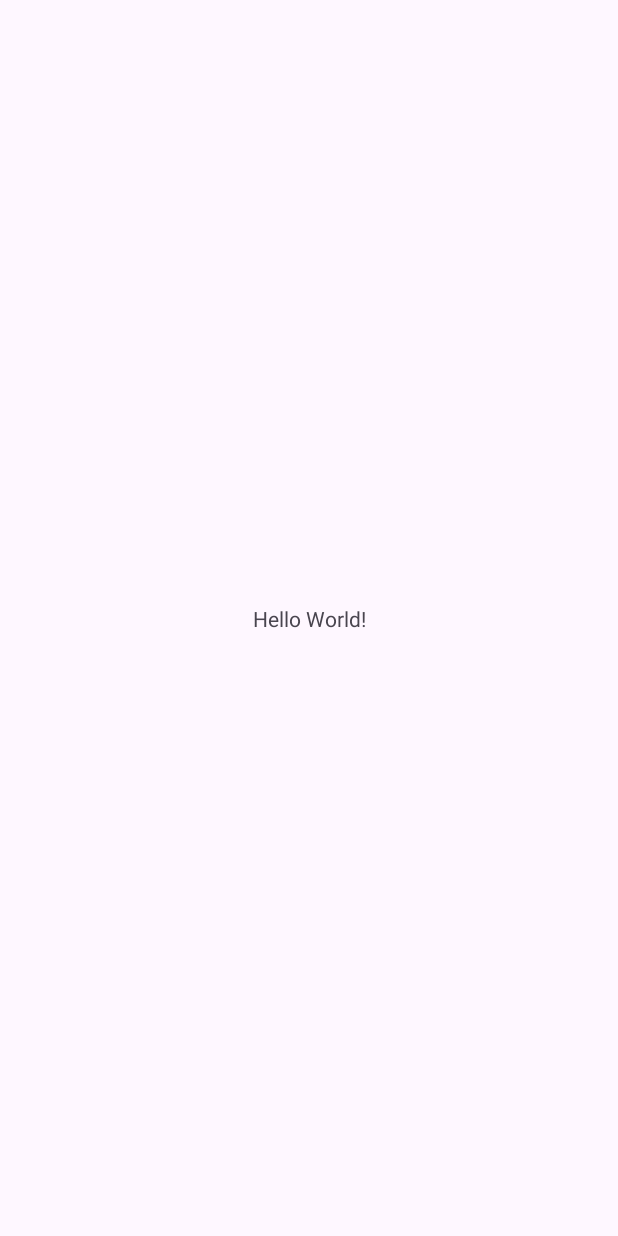
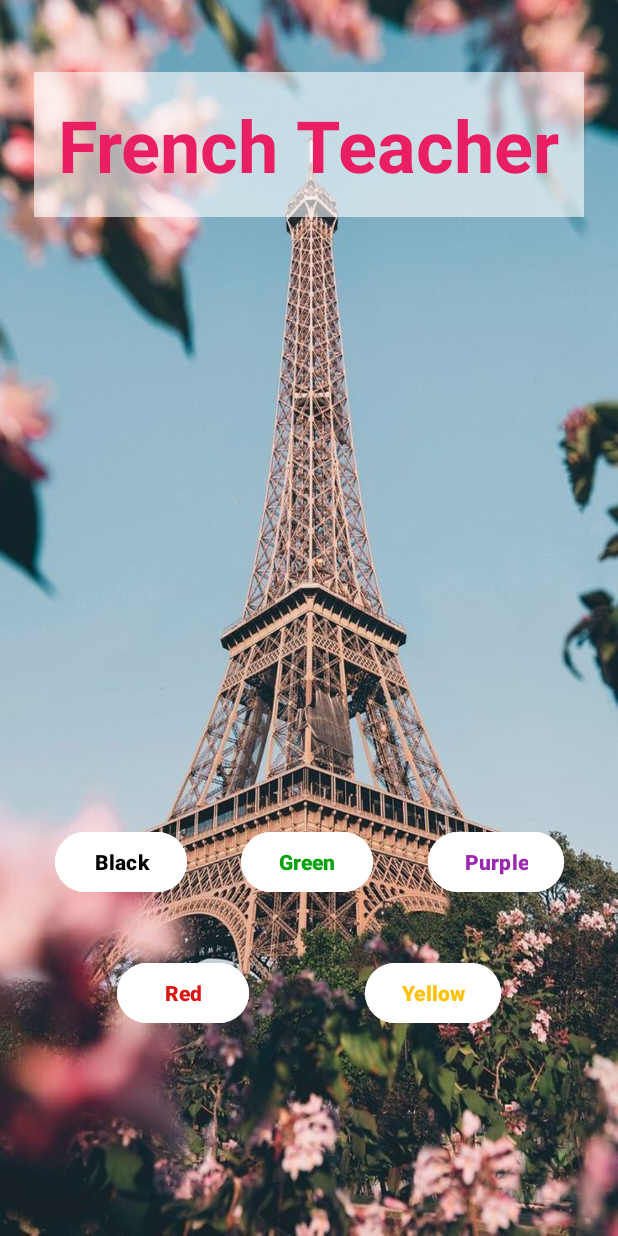
Before and after one commit to ClintJoey19/FrenchTeacher, an Android app: the screen it shows after launch (MainActivity), on a phone screen of 412 x 824 dp. Before the commit the screen is almost empty. Run offline under Robolectric (Android 15) with nearby library versions, the phone set to English and light mode, and no system bars.

Commit message:
project finished

```diff
--- a/app/src/main/java/com/cj/frenchteacher/MainActivity.java
+++ b/app/src/main/java/com/cj/frenchteacher/MainActivity.java
@@ -2,13 +2,62 @@ package com.cj.frenchteacher;
 
 import androidx.appcompat.app.AppCompatActivity;
 
+import android.media.MediaPlayer;
 import android.os.Bundle;
+import android.view.View;
+import android.widget.Button;
 
 public class MainActivity extends AppCompatActivity {
-
+    private Button black, green, purple, red, yellow;
+    MediaPlayer mediaPlayer;
     @Override
     protected void onCreate(Bundle savedInstanceState) {
         super.onCreate(savedInstanceState);
         setContentView(R.layout.activity_main);
+
+        black = findViewById(R.id.black);
+        green = findViewById(R.id.green);
+        purple = findViewById(R.id.purple);
+        red = findViewById(R.id.red);
+        yellow = findViewById(R.id.yellow);
+        black.setOnClickListener(new View.OnClickListener() {
+            @Override
+            public void onClick(View view) {
+                mediaPlayer = MediaPlayer.create(MainActivity.this, R.raw.black);
+                mediaPlayer.start();
+            }
+        });
+
+        green.setOnClickListener(new View.OnClickListener() {
+            @Override
+            public void onClick(View view) {
+                mediaPlayer = MediaPlayer.create(MainActivity.this, R.raw.green);
+                mediaPlayer.start();
+            }
+        });
+
+        purple.setOnClickListener(new View.OnClickListener() {
+            @Override
+            public void onClick(View view) {
+                mediaPlayer = MediaPlayer.create(MainActivity.this, R.raw.purple);
+                mediaPlayer.start();
+            }
+        });
+
+        red.setOnClickListener(new View.OnClickListener() {
+            @Override
+            public void onClick(View view) {
+                mediaPlayer = MediaPlayer.create(MainActivity.this, R.raw.red);
+                mediaPlayer.start();
+            }
+        });
+
+        yellow.setOnClickListener(new View.OnClickListener() {
+            @Override
+            public void onClick(View view) {
+                mediaPlayer = MediaPlayer.create(MainActivity.this, R.raw.yellow);
+                mediaPlayer.start();
+            }
+        });
     }
 }
--- a/app/src/main/res/layout/activity_main.xml
+++ b/app/src/main/res/layout/activity_main.xml
@@ -4,15 +4,101 @@
     xmlns:tools="http://schemas.android.com/tools"
     android:layout_width="match_parent"
     android:layout_height="match_parent"
+    android:background="@drawable/paris_bg"
     tools:context=".MainActivity">
 
     <TextView
         android:layout_width="wrap_content"
         android:layout_height="wrap_content"
-        android:text="Hello World!"
+        android:text="French Teacher"
+        android:padding="16dp"
+        android:background="#99FFFFFF"
+        android:textColor="#E91E63"
+        android:textSize="48sp"
+        android:textStyle="bold"
         app:layout_constraintBottom_toBottomOf="parent"
         app:layout_constraintEnd_toEndOf="parent"
         app:layout_constraintStart_toStartOf="parent"
-        app:layout_constraintTop_toTopOf="parent" />
+        app:layout_constraintTop_toTopOf="parent"
+        app:layout_constraintVertical_bias="0.066" />
+
+    <Button
+        android:id="@+id/black"
+        android:textColor="@color/black"
+        android:backgroundTint="@color/white"
+        android:layout_width="wrap_content"
+        android:layout_height="wrap_content"
+        android:text="Black"
+        android:textStyle="bold"
+        app:layout_constraintEnd_toStartOf="@+id/green"
+        app:layout_constraintHorizontal_bias="0.5"
+        app:layout_constraintStart_toStartOf="parent"
+        app:layout_constraintTop_toTopOf="@+id/guideline" />
+
+    <Button
+        android:id="@+id/green"
+        android:layout_width="wrap_content"
+        android:layout_height="wrap_content"
+        android:text="Green"
+        android:textColor="#06A30C"
+        android:backgroundTint="@color/white"
+        android:textStyle="bold"
+        app:layout_constraintEnd_toStartOf="@+id/purple"
+        app:layout_constraintHorizontal_bias="0.5"
+        app:layout_constraintStart_toEndOf="@+id/black"
+        app:layout_constraintTop_toTopOf="@+id/guideline" />
+
+    <Button
+        android:id="@+id/purple"
+        android:layout_width="wrap_content"
+        android:layout_height="wrap_content"
+        android:text="Purple"
+        android:backgroundTint="@color/white"
+        android:textColor="#9C27B0"
+        android:textStyle="bold"
+        app:layout_constraintEnd_toEndOf="parent"
+        app:layout_constraintHorizontal_bias="0.5"
+        app:layout_constraintStart_toEndOf="@+id/green"
+        app:layout_constraintTop_toTopOf="@+id/guideline" />
+
+    <androidx.constraintlayout.widget.Guideline
+        android:id="@+id/guideline"
+        android:layout_width="wrap_content"
+        android:layout_height="wrap_content"
+        android:orientation="horizontal"
+        app:layout_constraintGuide_begin="551dp" />
+
+    <androidx.constraintlayout.widget.Guideline
+        android:id="@+id/guideline2"
+        android:layout_width="wrap_content"
+        android:layout_height="wrap_content"
+        android:orientation="horizontal"
+        app:layout_constraintGuide_begin="638dp" />
+
+    <Button
+        android:id="@+id/red"
+        android:layout_width="wrap_content"
+        android:layout_height="wrap_content"
+        android:text="Red"
+        android:backgroundTint="@color/white"
+        android:textColor="#DC1515"
+        android:textStyle="bold"
+        app:layout_constraintEnd_toStartOf="@+id/yellow"
+        app:layout_constraintHorizontal_bias="0.5"
+        app:layout_constraintStart_toStartOf="parent"
+        app:layout_constraintTop_toTopOf="@+id/guideline2" />
+
+    <Button
+        android:id="@+id/yellow"
+        android:layout_width="wrap_content"
+        android:layout_height="wrap_content"
+        android:text="Yellow"
+        android:textStyle="bold"
+        android:textColor="#FFC107"
+        android:backgroundTint="@color/white"
+        app:layout_constraintEnd_toEndOf="parent"
+        app:layout_constraintHorizontal_bias="0.5"
+        app:layout_constraintStart_toEndOf="@+id/red"
+        app:layout_constraintTop_toTopOf="@+id/guideline2" />
 
 </androidx.constraintlayout.widget.ConstraintLayout>
```
Also changed, not shown: app/src/main/res/drawable/paris_bg.jpg (added), 5 other files.
